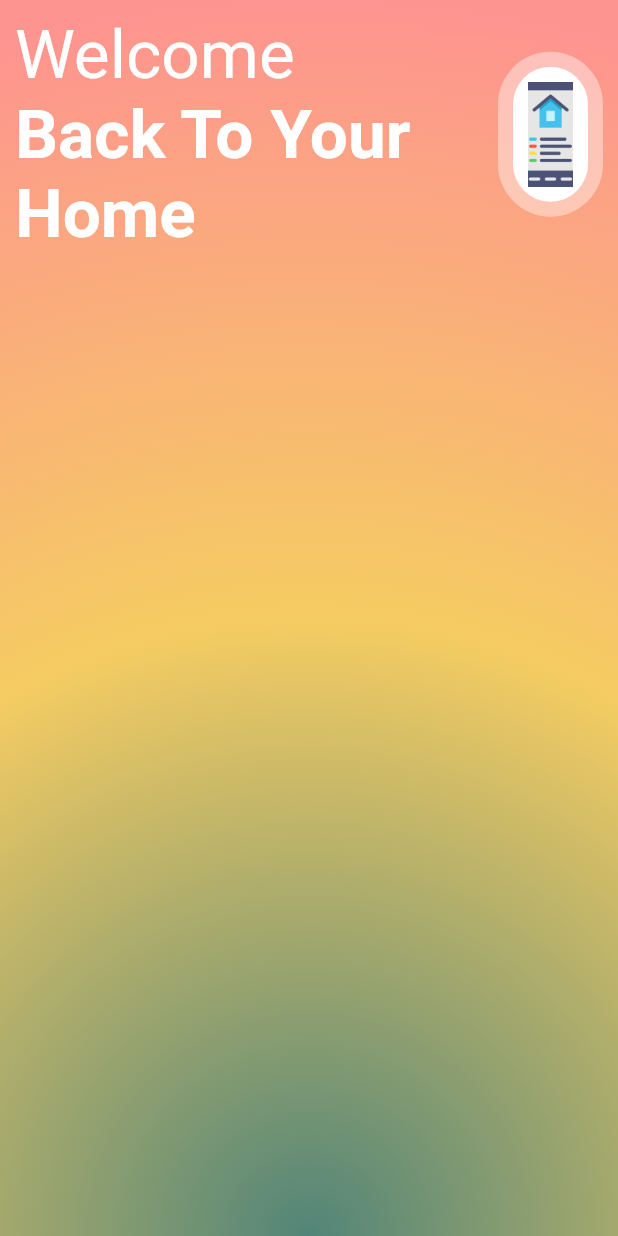
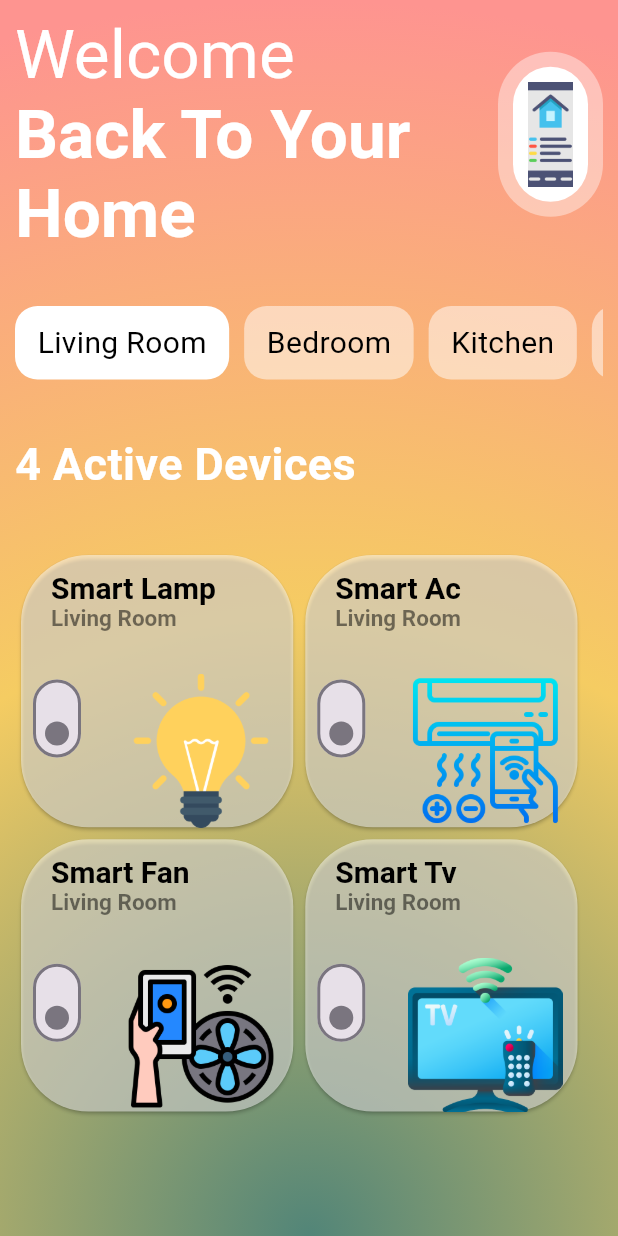
Before and after one commit to AhmedMahmoud2024/smart_home_screen_ui, a Flutter app: the screen it shows after launch, on a phone screen of 412 x 824 dp. Run offline on Flutter 3.47's test engine with Material 3 defaults, Android fonts, the phone set to English and light mode, and no system bars.

Commit message:
finishd the implementation of smart home screen with its widgets with some animations

```diff
--- a/lib/screens/home_screen.dart
+++ b/lib/screens/home_screen.dart
@@ -1,4 +1,6 @@
 import 'package:flutter/material.dart';
+import 'package:smart_home_ui/widgets/home_card.dart';
+import 'package:smart_home_ui/widgets/location_menu.dart';
 
 class HomeScreen extends StatefulWidget {
   @override
@@ -6,6 +8,19 @@ class HomeScreen extends StatefulWidget {
 }
 
 class _HomeScreenState extends State<HomeScreen> {
+
+List<String> menuItems = [
+    'Living Room',
+    'Bedroom',
+    'Kitchen',
+    'Bathroom',
+  ];
+ int selectedIndex=0;
+ void onItemTapped(int index){
+  setState(() {
+    selectedIndex=index;
+  });
+ }
   @override
   Widget build(BuildContext context) {
     return Scaffold(
@@ -73,10 +88,53 @@ class _HomeScreenState extends State<HomeScreen> {
                   fit: BoxFit.cover,
                 ),
               ),
-            )
+            ),
           ],
-        )
-       ],)),
+        ),
+         const SizedBox(height: 35,),
+            LocationMenu(
+              menuItems: menuItems,
+               selectedIndex: selectedIndex,
+                onItemTapped: onItemTapped
+                ),
+                const SizedBox(height: 35,),
+                Text("4 Active Devices",style: TextStyle(
+                  color:Colors.white,
+                  fontSize: 30,
+                  fontWeight: FontWeight.w700
+                )
+                ,),
+                const SizedBox(height: 35,),
+                Wrap(
+                  children: [
+                    HomeCard(
+                      title: 'Smart Lamp',
+                       imagePath: 'assets/icons/idea.png',
+                        switchColor: Colors.red,
+                         location: menuItems[selectedIndex]
+                         ),
+                          HomeCard(
+                      title: 'Smart Ac',
+                       imagePath: 'assets/icons/air-conditioner.png',
+                        switchColor: Colors.green,
+                         location: menuItems[selectedIndex]
+                         ),
+                          HomeCard(
+                      title: 'Smart Fan',
+                       imagePath: 'assets/icons/fan.png',
+                        switchColor: Colors.yellow,
+                         location: menuItems[selectedIndex]
+                         ),
+                          HomeCard(
+                      title: 'Smart Tv',
+                       imagePath: 'assets/icons/smart-tv.png',
+                        switchColor: Colors.purple,
+                         location: menuItems[selectedIndex]
+                         ),
+                  ],
+                )
+       ],)
+       ),
       ),
     );
   }
--- /dev/null
+++ b/lib/widgets/home_card.dart
@@ -0,0 +1,103 @@
+import 'package:flutter/material.dart';
+
+class HomeCard extends StatefulWidget {
+  final String title;
+  final String imagePath;
+  final Color switchColor;
+  final String location;
+  const HomeCard({super.key, required this.title, required this.imagePath, required this.switchColor, required this.location});
+
+  @override
+  State<HomeCard> createState() => _HomeCardState();
+}
+
+class _HomeCardState extends State<HomeCard> {
+
+  bool switchValue=false;
+  bool animateCards=false;
+  @override
+  void didUpdateWidget(covariant HomeCard oldWidget) {
+    if(oldWidget.location!=widget.location){
+  setState(() {
+    animateCards=true;
+  }
+  );
+    Future.delayed(const Duration(milliseconds: 200),(){
+      setState(() {
+        animateCards=false;
+      });
+    });;
+    }
+    // TODO: implement didUpdateWidget
+    super.didUpdateWidget(oldWidget);
+  }
+  void onChanged(bool value){
+    setState(() {
+      switchValue=value;
+    });
+  }
+  @override
+  Widget build(BuildContext context) {
+    double width= MediaQuery.of(context).size.width;
+    return AnimatedContainer(
+      duration: const Duration(milliseconds: 100),
+      height:animateCards? width *0.435: width*0.46,
+       width:animateCards? width *0.435: width*0.46,
+      child: Card(
+        color: switchValue? Colors.white: Colors.white.withOpacity(0.5),
+        shape: RoundedRectangleBorder(
+          borderRadius: BorderRadius.circular(45),
+        ),
+        child: Column(
+          crossAxisAlignment: CrossAxisAlignment.start,
+          mainAxisSize: MainAxisSize.min,
+      children: [
+  Padding(padding: const EdgeInsets.symmetric(horizontal: 20,vertical: 10),
+  child: RichText(text: TextSpan(children: [
+    TextSpan(
+      text:"${widget.title}\n",
+      style: TextStyle(
+        color: Colors.black,
+        fontSize: 20,
+        fontWeight: FontWeight.w700
+      )
+    ),
+    TextSpan(
+      text:'${widget.location}\n',
+      style: TextStyle(
+        color: Colors.black.withOpacity(0.5),
+        fontSize: 15,
+        fontWeight: FontWeight.w700
+      )
+    ),
+  ])
+  ),
+  ),
+ Row(
+  mainAxisAlignment: MainAxisAlignment.spaceBetween,
+  crossAxisAlignment: CrossAxisAlignment.start,
+  children: [
+    RotatedBox(
+      quarterTurns: 3,
+      child: Switch(
+        value: switchValue,
+        activeColor: widget.switchColor,
+         onChanged: onChanged
+         ),
+    ),
+    Padding(
+      padding: const EdgeInsets.only(right: 10),
+      child: Image.asset(
+        widget.imagePath,
+        height: width*0.25,
+        width: width*0.25,
+      ),
+    )
+  ],
+ )
+      ],
+    ),
+  ),
+    );
+  }
+}
--- /dev/null
+++ b/lib/widgets/location_menu.dart
@@ -0,0 +1,41 @@
+import 'package:flutter/material.dart';
+class LocationMenu extends StatefulWidget {
+  final List<String> menuItems;
+  final int selectedIndex ;
+  final Function(int) onItemTapped;
+
+  const LocationMenu({super.key, required this.menuItems, required this.selectedIndex, required this.onItemTapped});
+
+  @override
+  State<LocationMenu> createState() => _LocationMenuState();
+}
+
+class _LocationMenuState extends State<LocationMenu> {
+  @override
+  Widget build(BuildContext context) {
+    return SingleChildScrollView(
+      scrollDirection: Axis.horizontal,
+      child: Row(
+        children: [
+          for(int i=0; i<widget.menuItems.length; i++)
+          buildMenuItem(widget.menuItems[i],widget.selectedIndex==i,i)
+        ],
+      ),
+    );
+  }
+
+  buildMenuItem(String menuItem, bool selectionState, int i) {
+    return GestureDetector(
+      onTap: ()=>widget.onItemTapped(i),
+      child: Container(
+      padding: const EdgeInsets.symmetric(horizontal: 15,vertical: 10),
+      margin: const EdgeInsets.only(right: 10),
+      decoration: BoxDecoration(
+        color: selectionState? Colors.white:Colors.white.withOpacity(0.5),
+        borderRadius: BorderRadius.circular(15),
+      ),
+      child: Text(menuItem,style: const TextStyle(color: Colors.black,fontSize: 20),),
+      ),
+    );
+  }
+}
--- a/pubspec.yaml
+++ b/pubspec.yaml
@@ -60,7 +60,7 @@ flutter:
 
   # To add assets to your application, add an assets section, like this:
   assets:
-    - assets/icons/device.png
+    - assets/icons/
   #   - images/a_dot_ham.jpeg
 
   # An image asset can refer to one or more resolution-specific "variants", see
```
Also changed, not shown: assets/icons/air-conditioner.png (added), assets/icons/fan.png (added), assets/icons/idea.png (added), assets/icons/smart-tv.png (added).
